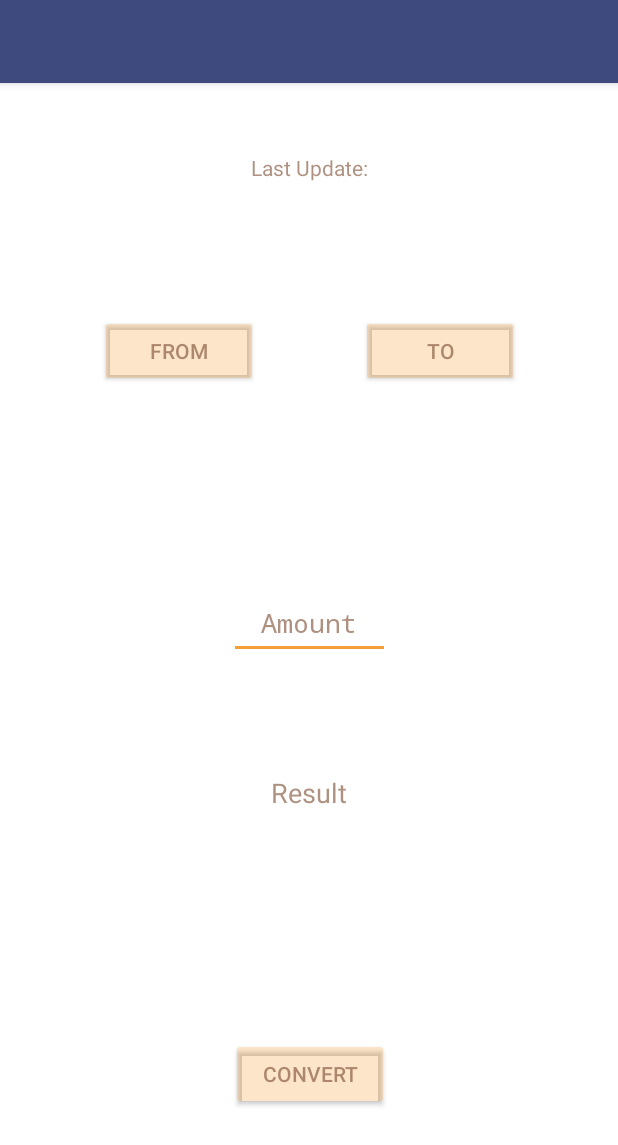
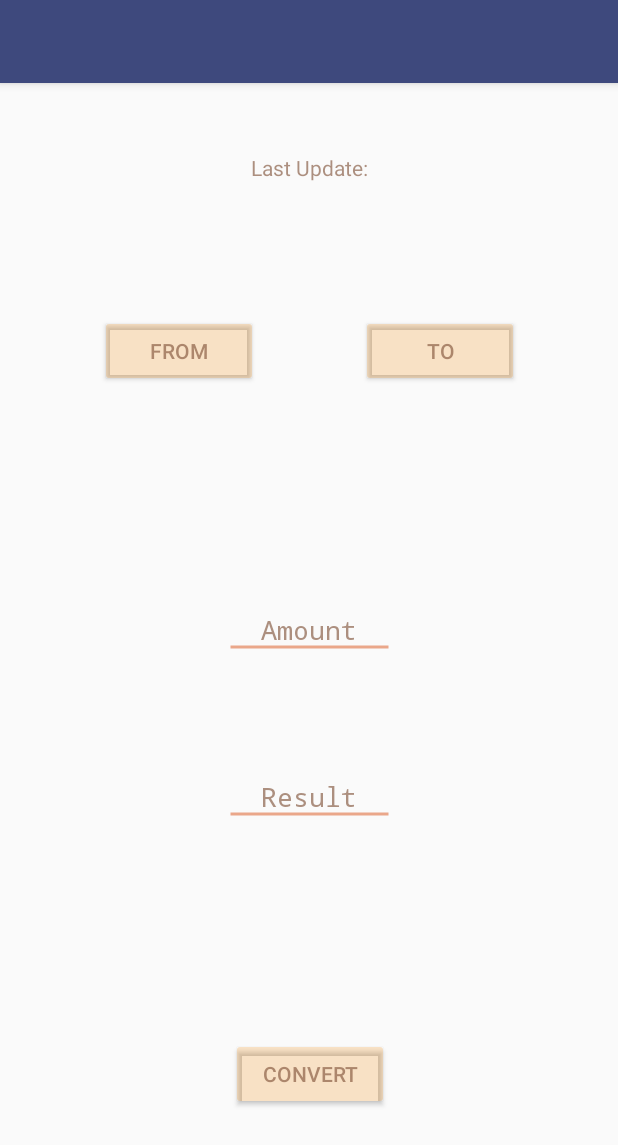
Before and after one commit to DPuddinu/XMLreader, an Android app: the layout activity_main.xml on its own in the app's theme, with its tools: preview values and no code run, on a phone screen of 412 x 824 dp. Shown: the top 1145 px of the screen. Run offline under Robolectric (Android 15) with nearby library versions, the phone set to English and light mode, and no system bars; network calls fail.

Commit message:
Debugging e Refactoring: ora le valute inserite manualmente vengono visualizzate correttamente, cambiata la posizione delle viste che visualizzano gli id delle valute
//TODO implementare un tasto per switchare i tasti from e to e le relative funzionalità

```diff
--- a/app/src/main/java/com/example/dario/xmlreader/request/CurrencyCalculator.java
+++ b/app/src/main/java/com/example/dario/xmlreader/CurrencyCalculator.java
@@ -1,4 +1,4 @@
-package com.example.dario.xmlreader.request;
+package com.example.dario.xmlreader;
 
 public class CurrencyCalculator {
 
--- a/app/src/main/java/com/example/dario/xmlreader/CurrencyDB.java
+++ b/app/src/main/java/com/example/dario/xmlreader/CurrencyDB.java
@@ -1,4 +1,6 @@
 package com.example.dario.xmlreader;
+
+import android.util.Log;
 
 import java.util.ArrayList;
 import java.util.HashMap;
@@ -31,15 +33,23 @@ public class CurrencyDB extends Observable{
         return mInstance;
     }
 
+    public void addTo(CurrencyModel currencyModel, ArrayList<CurrencyModel> modelArrayList, HashMap<String,Double> map){
+        modelArrayList.add(currencyModel);
+        map.put(currencyModel.getFullName(),currencyModel.getRate());
+    }
+
+
     public void addcryptoCurrency(CurrencyModel currencyModel){
         cryptoCurrencyList.add(currencyModel);
         cryptoCurrencyMap.put(currencyModel.getFullName(),currencyModel.getRate());
+        cryptoCurrencyNames.add(currencyModel.getFullName());
         setChanged();
         notifyObservers();
     }
 
     public void addCurrency(CurrencyModel currency){
         currencyList.add(currency);
+        currencyNames.add(currency.getFullName());
         currencyMap.put(currency.getFullName(),currency.getRate());
         setChanged();
         notifyObservers();
@@ -55,20 +65,23 @@ public class CurrencyDB extends Observable{
         }
     }
 
-    public String getShortName(String fullname){
+    public String getShortName(String fullname,List<CurrencyModel> currencyList){
+
+
+        String s="";
         for (int i = 0; i < currencyList.size(); i++) {
-            if(fullname.equals(currencyList.get(i).getFullName())){
-                return currencyList.get(i).getId();
-            }
-        }
-        for (int i = 0; i < cryptoCurrencyList.size(); i++) {
-            if(fullname.equals(cryptoCurrencyList.get(i).getFullName())){
-                return cryptoCurrencyList.get(i).getId();
+            if(currencyList.get(i).getFullName().equals(fullname)){
+                s=currencyList.get(i).getId();
             }
         }
 
-        return null;
+        return s;
     }
+
+    public List<CurrencyModel> getCryptoCurrencyList() {
+        return cryptoCurrencyList;
+    }
+
     public String getLastUpdate() {
         return lastUpdate;
     }
--- a/app/src/main/java/com/example/dario/xmlreader/ui/ButtonListenerManager.java
+++ b/app/src/main/java/com/example/dario/xmlreader/ui/ButtonListenerManager.java
@@ -37,13 +37,13 @@ public class ButtonListenerManager {
         uicontrol.getModel().getFrom().setOnClickListener(v -> {
             uicontrol.showRecyclerView(uicontrol.getModel().getRecyclerView1());
             if(uicontrol.getModel().getRecyclerView().getVisibility()==View.VISIBLE)uicontrol.getModel().getRecyclerView().setVisibility(View.INVISIBLE);
-            uicontrol.setFrom(true);
+
         });
 
         uicontrol.getModel().getTo().setOnClickListener(v ->{
             uicontrol.showRecyclerView(uicontrol.getModel().getRecyclerView());
             if(uicontrol.getModel().getRecyclerView1().getVisibility()==View.VISIBLE)uicontrol.getModel().getRecyclerView1().setVisibility(View.INVISIBLE);
-            uicontrol.setFrom(false);
+
         });
     }
     private String results(){
--- a/app/src/main/java/com/example/dario/xmlreader/ui/RecyclerViewListener.java
+++ b/app/src/main/java/com/example/dario/xmlreader/ui/RecyclerViewListener.java
@@ -29,7 +29,7 @@ public class RecyclerViewListener {
 
                 if(!uicontrol.getCurrencyAdapter().isMultiSelect()){
                     String fullname=uicontrol.getCryptoCurrenciesList().get(position) ;
-                    String id=CurrencyDB.getInstance().getShortName(fullname);
+                    String id=CurrencyDB.getInstance().getShortName(fullname,CurrencyDB.getInstance().getCryptoCurrencyList());
                     Double value= CurrencyDB.getInstance().getCryptoCurrencyValue(fullname);
 
                     uicontrol.getCurrencyCalculator().setFrom(value);
@@ -52,7 +52,7 @@ public class RecyclerViewListener {
 
                 if(!uicontrol.getCurrencyAdapter().isMultiSelect()){
                     String fullname=uicontrol.getCurrenciesList().get(position) ;
-                    String id=CurrencyDB.getInstance().getShortName(fullname);
+                    String id=CurrencyDB.getInstance().getShortName(fullname,CurrencyDB.getInstance().getCurrencyList());
                     Double value= CurrencyDB.getInstance().getCurrencyValue(fullname);
 
                     uicontrol.getCurrencyCalculator().setTo(value);
@@ -106,6 +106,9 @@ public class RecyclerViewListener {
             uicontrol.getCurrencyAdapter().setMultiSelect(false);
             uicontrol.getCurrencyAdapter().getSelectedElements().clear();
             uicontrol.getCurrencyAdapter().notifyDataSetChanged();
+            uicontrol.getCryptoCurrencyAdapter().setMultiSelect(false);
+            uicontrol.getCryptoCurrencyAdapter().getSelectedElements().clear();
+            uicontrol.getCryptoCurrencyAdapter().notifyDataSetChanged();
         }
     };
 }
--- a/app/src/main/java/com/example/dario/xmlreader/ui/UIcontrol.java
+++ b/app/src/main/java/com/example/dario/xmlreader/ui/UIcontrol.java
@@ -5,7 +5,7 @@ import android.support.v7.widget.RecyclerView;
 import android.view.View;
 import com.example.dario.xmlreader.CurrencyDB;
 import com.example.dario.xmlreader.R;
-import com.example.dario.xmlreader.request.CurrencyCalculator;
+import com.example.dario.xmlreader.CurrencyCalculator;
 import java.util.ArrayList;
 import java.util.Observable;
 import java.util.Observer;
@@ -20,7 +20,6 @@ public class UIcontrol implements Observer{
     private RecyclerViewListener recyclerViewListener = new RecyclerViewListener(this,activity);
     private ArrayList<String> currenciesList = CurrencyDB.getInstance().getCurrencyNames();
     private ArrayList<String> cryptoCurrenciesList = CurrencyDB.getInstance().getCryptoCurrencyNames();
-    private boolean isFrom=true;
     private RecycleViewAdapter currencyAdapter;
     private RecycleViewAdapter cryptoCurrencyAdapter;
 
@@ -93,14 +92,6 @@ public class UIcontrol implements Observer{
         return currencyAdapter;
     }
 
-    public void setFrom(boolean from) {
-        isFrom = from;
-    }
-
-    public boolean isFrom() {
-        return isFrom;
-    }
-
     public CurrencyCalculator getCurrencyCalculator() {
         return currencyCalculator;
     }
--- /dev/null
+++ b/app/src/main/res/drawable/border.xml
@@ -0,0 +1,12 @@
+<?xml version="1.0" encoding="utf-8"?>
+<layer-list xmlns:android="http://schemas.android.com/apk/res/android" >
+
+    <item android:top="23dp">
+        <shape
+            android:shape="line">
+            <stroke android:width="2dp" android:color="#7dd85015" />
+            <solid android:color="#00000000" />
+        </shape>
+    </item>
+
+</layer-list>
--- a/app/src/main/res/layout/activity_main.xml
+++ b/app/src/main/res/layout/activity_main.xml
@@ -5,7 +5,6 @@
     android:layout_width="match_parent"
     android:layout_height="match_parent"
     android:animateLayoutChanges="true"
-    android:background="@android:color/background_light"
     tools:context=".MainActivity">
 
     <android.support.v7.widget.Toolbar
@@ -20,17 +19,44 @@
         app:layout_constraintStart_toStartOf="parent"
         app:popupTheme="@style/ThemeOverlay.AppCompat.Light" />
 
+    <EditText
+        android:id="@+id/etQuantita"
+        android:layout_width="107dp"
+        android:layout_height="41dp"
+        android:layout_marginTop="8dp"
+        android:background="@drawable/border"
+
+        android:gravity="center"
+        android:hint="@string/amount"
+        android:inputType="number"
+        android:textAlignment="center"
+        android:textColor="#a17f5138"
+        android:textColorHint="#a17f5138"
+        android:textColorLink="#a17f5138"
+        android:textSize="18sp"
+        android:typeface="monospace"
+        app:layout_constraintBottom_toTopOf="@+id/tvRisultato"
+        app:layout_constraintEnd_toEndOf="parent"
+        app:layout_constraintHorizontal_bias="0.502"
+        app:layout_constraintStart_toStartOf="parent"
+        app:layout_constraintTop_toTopOf="@+id/recycler_currency"
+        app:layout_constraintVertical_bias="0.51" />
+
     <TextView
         android:id="@+id/tvRisultato"
         android:layout_width="107dp"
         android:layout_height="41dp"
-        android:backgroundTint="#38f1890a"
-        android:fontFamily="sans-serif"
-        android:gravity="center_vertical"
+        android:layout_marginTop="8dp"
+        android:background="@drawable/border"
+        android:contextClickable="false"
+
+        android:gravity="center"
         android:text="@string/result"
         android:textAlignment="center"
         android:textColor="#a17f5138"
+        android:textColorHighlight="#a17f5138"
         android:textColorHint="#a17f5138"
+        android:textColorLink="#a17f5138"
         android:textSize="18sp"
         android:typeface="monospace"
         app:layout_constraintBottom_toBottomOf="parent"
@@ -88,55 +114,38 @@
         app:layout_constraintTop_toTopOf="parent"
         app:layout_constraintVertical_bias="1.0" />
 
-    <EditText
-        android:id="@+id/etQuantita"
-        android:layout_width="107dp"
-        android:layout_height="47dp"
-        android:backgroundTint="#cff1890a"
-        android:ems="10"
-        android:hint="@string/amount"
-        android:inputType="number"
-        android:textAlignment="center"
-        android:textColorHint="#a17f5138"
-        android:typeface="monospace"
-        app:layout_constraintBottom_toTopOf="@+id/tvRisultato"
-        app:layout_constraintEnd_toEndOf="parent"
-        app:layout_constraintHorizontal_bias="0.502"
-        app:layout_constraintStart_toStartOf="parent"
-        app:layout_constraintTop_toTopOf="parent"
-        app:layout_constraintVertical_bias="0.851" />
-
     <TextView
         android:id="@+id/from"
-        android:layout_width="0dp"
-        android:layout_height="23dp"
-        android:layout_marginBottom="8dp"
-        android:layout_marginEnd="8dp"
+        android:layout_width="68dp"
+        android:layout_height="41dp"
         android:layout_marginStart="8dp"
         android:layout_marginTop="8dp"
+        android:gravity="center"
         android:textAlignment="center"
-        app:layout_constraintBottom_toBottomOf="parent"
-        app:layout_constraintEnd_toEndOf="@+id/fromButton"
+        android:textStyle="bold"
+        app:layout_constraintBottom_toBottomOf="@+id/etQuantita"
+        app:layout_constraintEnd_toStartOf="@+id/etQuantita"
         app:layout_constraintHorizontal_bias="1.0"
-        app:layout_constraintStart_toStartOf="@+id/fromButton"
-        app:layout_constraintTop_toBottomOf="@+id/fromButton"
-        app:layout_constraintVertical_bias="0.031" />
+        app:layout_constraintStart_toStartOf="parent"
+        app:layout_constraintTop_toTopOf="@+id/etQuantita"
+        app:layout_constraintVertical_bias="1.0" />
 
     <TextView
         android:id="@+id/to"
-        android:layout_width="0dp"
-        android:layout_height="20dp"
+        android:layout_width="68dp"
+        android:layout_height="41dp"
         android:layout_marginBottom="8dp"
-        android:layout_marginEnd="8dp"
         android:layout_marginStart="8dp"
-        android:layout_marginTop="8dp"
+        android:gravity="center"
         android:textAlignment="center"
-        app:layout_constraintBottom_toBottomOf="parent"
-        app:layout_constraintEnd_toEndOf="@+id/toButton"
-        app:layout_constraintHorizontal_bias="0.0"
-        app:layout_constraintStart_toStartOf="@+id/toButton"
-        app:layout_constraintTop_toBottomOf="@+id/toButton"
-        app:layout_constraintVertical_bias="0.038" />
+        android:textColorLink="#78424242"
+        android:textStyle="bold"
+        app:layout_constraintBottom_toBottomOf="@+id/tvRisultato"
+        app:layout_constraintEnd_toStartOf="@+id/tvRisultato"
+        app:layout_constraintHorizontal_bias="1.0"
+        app:layout_constraintStart_toStartOf="parent"
+        app:layout_constraintTop_toTopOf="@+id/tvRisultato"
+        app:layout_constraintVertical_bias="0.0" />
 
     <TextView
         android:id="@+id/lastUpdate"
--- a/app/src/main/res/values/colors.xml
+++ b/app/src/main/res/values/colors.xml
@@ -2,5 +2,5 @@
 <resources>
     <color name="colorPrimary">#3F51B5</color>
     <color name="colorPrimaryDark">#303F9F</color>
-    <color name="colorAccent">#FF4081</color>
+    <color name="colorAccent">#a17f5138</color>
 </resources>
```
